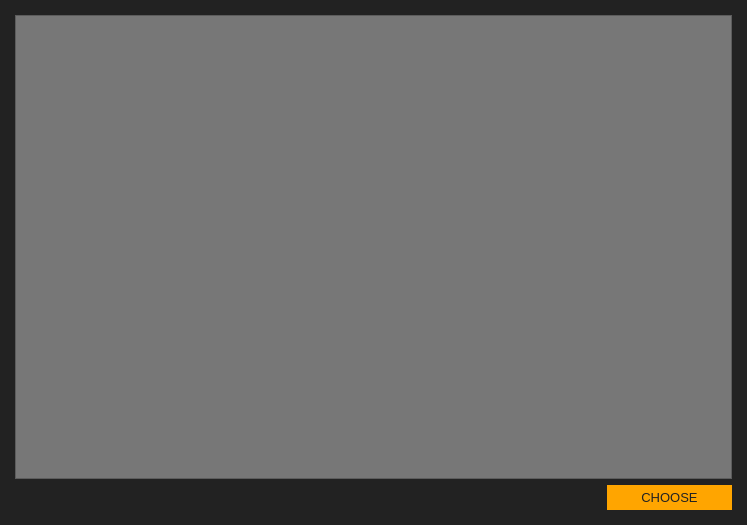
This is src/gui/ui/addressbookdialog.ui in ConcealNetwork/conceal-desktop as Qt 5 draws it before an edit. The edited form follows.
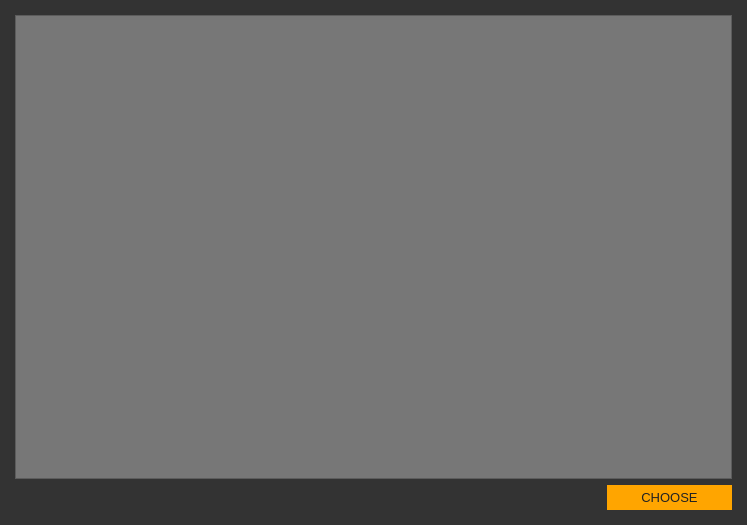
This is the edited form.

The edit to the form file:
```diff
--- a/src/gui/ui/addressbookdialog.ui
+++ b/src/gui/ui/addressbookdialog.ui
@@ -14,7 +14,7 @@
    <string>Select address</string>
   </property>
   <property name="styleSheet">
-   <string notr="true">background-color: #222; color: #e5e5e5;</string>
+   <string notr="true">background-color: #333; color: #e5e5e5;</string>
   </property>
   <layout class="QVBoxLayout" name="verticalLayout">
    <property name="leftMargin">
```
